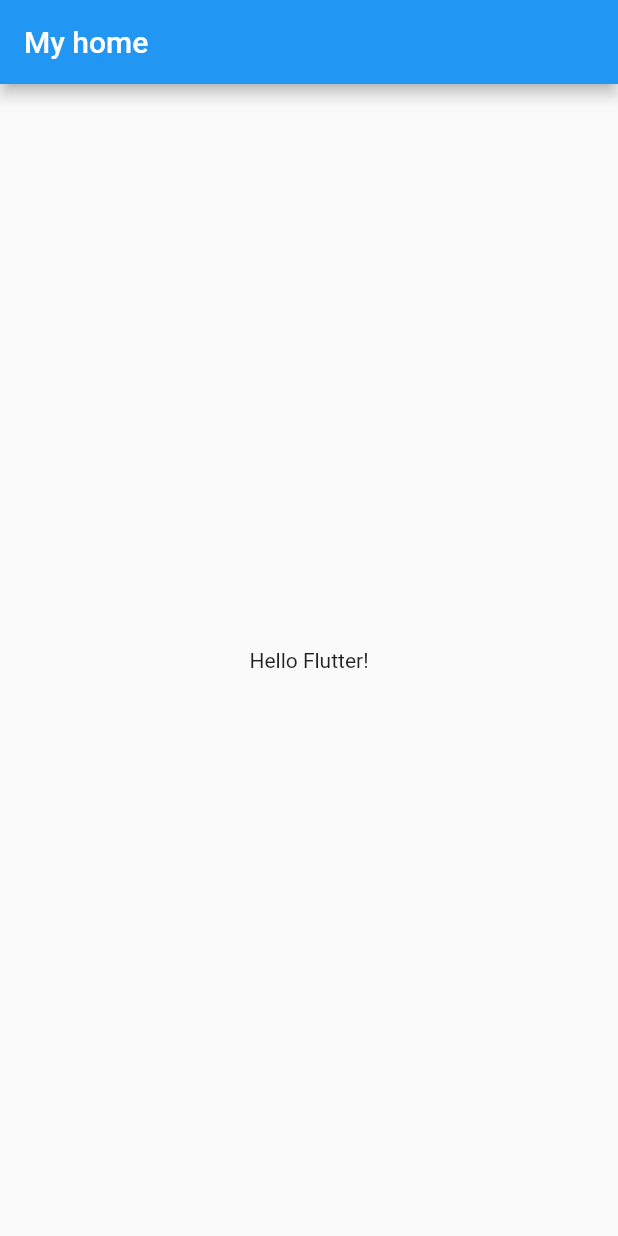
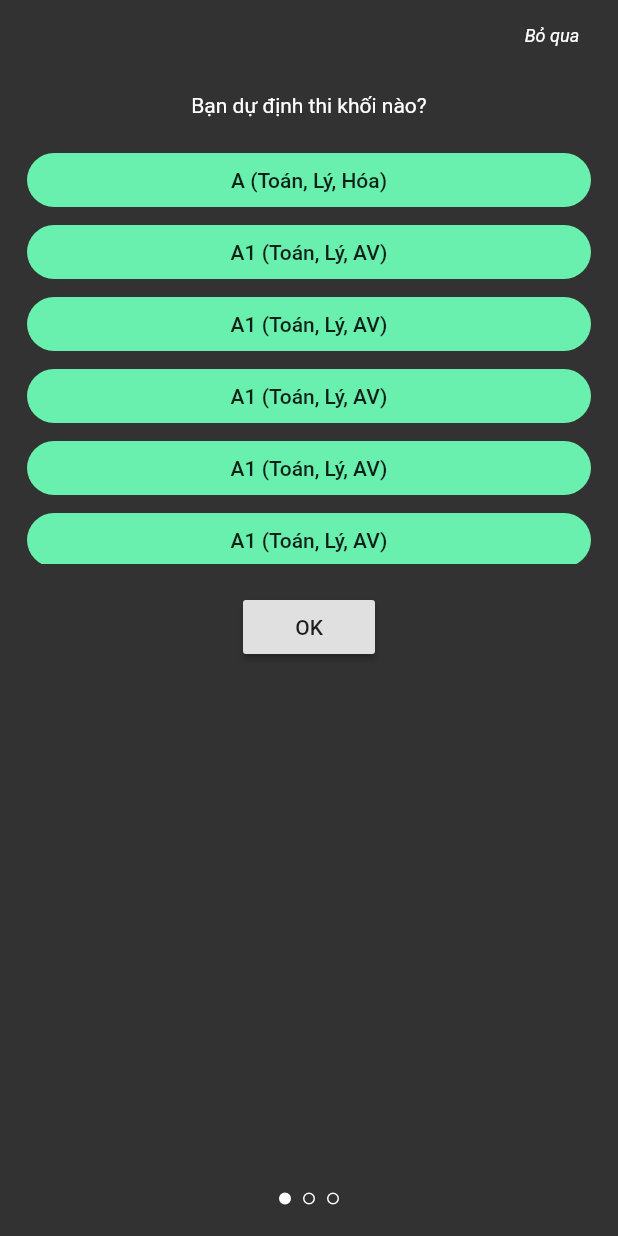
Before and after one commit to TriNgo0108/TSV2019-34, a Flutter app: the screen it shows after launch, on a phone screen of 412 x 824 dp. Run offline on Flutter 3.47's test engine with Material 2 defaults, Android fonts, the phone set to English and light mode, and no system bars.

Commit message:
split code and add random background colors

```diff
--- a/app/lib/app.dart
+++ b/app/lib/app.dart
@@ -1,15 +1,24 @@
 import 'package:flutter/material.dart';
-import './víews/home.dart';
+import './views/home.dart';
+import './views/welcome.dart';
+import 'theme.dart';
 
 class MyApp extends StatelessWidget {
+
+  List<String> groups;
+  List<String> subjects;
+  List<String> jobs;
+
   @override
   Widget build(BuildContext context) {
     return MaterialApp(
-      title: 'Flutter Demo',
-      theme: ThemeData(
-        primarySwatch: Colors.blue,
-      ),
-      home: MyHomePage(),
+      title: 'Tuyển Sinh CTU',
+      theme: appTheme,
+      routes: {
+        '/': (context) => MyHomePage(),
+        '/welcome': (context) => Welcome()
+      },
+      initialRoute: '/welcome',
     );
   }
 }
--- a/app/lib/strings/home_strings.dart
+++ /dev/null
@@ -1,4 +0,0 @@
-class HomeString {
-  static final title = "My home";
-  static final message = "Hello Flutter!";
-}
--- /dev/null
+++ b/app/lib/theme.dart
@@ -0,0 +1,6 @@
+import 'package:flutter/material.dart';
+
+ThemeData appTheme = ThemeData(
+  primarySwatch: Colors.blue,
+
+);
--- a/app/lib/víews/home.dart
+++ b/app/lib/views/home.dart
@@ -1,5 +1,4 @@
 import 'package:flutter/material.dart';
-import 'package:app/strings/home_strings.dart';
 
 class MyHomePage extends StatefulWidget {
   @override
@@ -12,11 +11,11 @@ class _MyHomePageState extends State<MyHomePage> {
   Widget build(BuildContext context) {
     return Scaffold(
       appBar: AppBar(
-        title: Text(HomeString.title),
+        title: Text("Tuyen sinh CTU"),
       ),
       body: Center(
         child: Center(
-          child: Text(HomeString.message),
+          child: Text("hi"),
         ),
       ),
     );
--- /dev/null
+++ b/app/lib/views/welcome.dart
@@ -0,0 +1,155 @@
+import 'package:flutter/cupertino.dart';
+import 'package:flutter/material.dart';
+import './widgets/question.dart';
+
+class Welcome extends StatefulWidget {
+  @override
+  _WelcomeState createState() => _WelcomeState();
+}
+
+class _WelcomeState extends State<Welcome> with SingleTickerProviderStateMixin {
+  TabController _tabController;
+  bool _isDone = false;
+  bool _isFirstPage = true;
+
+  List<dynamic> _questions = [
+    {
+      "question": "Bạn dự định thi khối nào?",
+      "answers": [
+        "A (Toán, Lý, Hóa)",
+        "A1 (Toán, Lý, AV)",
+        "A1 (Toán, Lý, AV)",
+        "A1 (Toán, Lý, AV)",
+        "A1 (Toán, Lý, AV)",
+        "A1 (Toán, Lý, AV)"
+      ],
+      "color": Colors.indigo
+    },
+    {
+      "question": "Chọn 2 môn mà bạn giỏi nhất?",
+      "answers": ["Toán", "Lý", "Hóa", "Văn", "Anh Văn"],
+      "color": Colors.purple
+    },
+    {
+      "question": "Bạn thích làm công việc gì?",
+      "answers": [
+        "Làm việc văn phòng",
+        "Giao tiếp với mọi người",
+        "Được đi nhiều nơi"
+      ],
+      "color": Colors.green
+    }
+  ];
+
+  @override
+  void initState() {
+    super.initState();
+    _tabController = TabController(vsync: this, length: _questions.length);
+    _isDone = false;
+    _isFirstPage = true;
+  }
+
+  @override
+  void dispose() {
+    _tabController.dispose();
+    super.dispose();
+  }
+
+  void _nextPage(int delta) {
+    final int newIndex = _tabController.index + delta;
+    if (newIndex < 0 || newIndex >= _tabController.length) return;
+    _tabController.animateTo(newIndex);
+    if (_tabController.index == _tabController.length - 1)
+      setState(() {
+        _isDone = true;
+        _isFirstPage = false;
+      });
+    else if (_tabController.index == 0)
+      setState(() {
+        _isDone = false;
+        _isFirstPage = true;
+      });
+    else
+      setState(() {
+        _isDone = false;
+        _isFirstPage = false;
+      });
+  }
+
+  @override
+  Widget build(BuildContext context) {
+    return Scaffold(
+      body: Stack(children: [
+        TabBarView(
+            physics: NeverScrollableScrollPhysics(),
+            controller: _tabController,
+            children: List.generate(
+              _questions.length,
+              (index) => Question(
+                    question: _questions[index]["question"],
+                    answers: _questions[index]["answers"],
+                    onComplete: () => print('Complete'),
+                  ),
+            )),
+        SafeArea(
+          child: Align(
+            alignment: Alignment.bottomCenter,
+            child: BottomAppBar(
+              color: Colors.transparent,
+              elevation: 0,
+              child: Container(
+                height: 50.0,
+                child: Row(
+                  children: <Widget>[
+                    Expanded(
+                        child: Container(
+                      alignment: Alignment.center,
+                      child: TabPageSelector(
+                        indicatorSize: 8.0,
+                        controller: _tabController,
+                        color: Colors.transparent,
+                        selectedColor: Colors.white,
+                      ),
+                    )),
+                  ],
+                ),
+              ),
+            ),
+          ),
+        ),
+        SafeArea(
+          child: Align(
+            alignment: Alignment.topLeft,
+            child: _isFirstPage
+                ? Text('')
+                : FlatButton(
+                    child: Text(
+                      'Quay lại',
+                      style: TextStyle(
+                          color: Colors.white,
+                          fontSize: 12.0,
+                          fontWeight: FontWeight.w400,
+                          fontStyle: FontStyle.italic),
+                    ),
+                    onPressed: () => _nextPage(-1),
+                  ),
+          ),
+        ),
+        SafeArea(
+          child: Align(
+            alignment: Alignment.topRight,
+            child: FlatButton(
+              child: Text('Bỏ qua',
+                  style: TextStyle(
+                      color: Colors.white,
+                      fontSize: 12.0,
+                      fontWeight: FontWeight.w400,
+                      fontStyle: FontStyle.italic)),
+              onPressed: () => _nextPage(1),
+            ),
+          ),
+        )
+      ]),
+    );
+  }
+}
--- /dev/null
+++ b/app/lib/views/widgets/question.dart
@@ -0,0 +1,57 @@
+import 'dart:math';
+
+import 'package:flutter/material.dart';
+
+class Question extends StatefulWidget {
+  final String question;
+  final List<String> answers;
+  final Function onComplete;
+
+  Question(
+      {@required this.question,
+      @required this.answers,
+      @required this.onComplete});
+
+  @override
+  _QuestionState createState() => _QuestionState();
+}
+
+class _QuestionState extends State<Question> {
+  @override
+  Widget build(BuildContext context) {
+    return Container(
+      color: Color.fromRGBO(Random().nextInt(128), Random().nextInt(128), Random().nextInt(128), 0.9),
+      child: SafeArea(
+        child: Column(
+          children: <Widget>[
+            SizedBox(
+              height: 62.0,
+            ),
+            Text(
+              widget.question,
+              style: TextStyle(color: Colors.white),
+            ),
+            Container(
+              height: 280.0,
+              margin: EdgeInsets.all(18.0),
+              child: ListView.builder(
+                itemCount: widget.answers.length,
+                itemBuilder: (context, index) => FlatButton(
+                      color: Colors.greenAccent,
+                      shape: RoundedRectangleBorder(
+                          borderRadius: BorderRadius.circular(50.0)),
+                      child: Text(widget.answers[index]),
+                      onPressed: () => print("selected"),
+                    ),
+              ),
+            ),
+            RaisedButton(
+              child: Text('OK'),
+              onPressed: widget.onComplete ?? () => {},
+            )
+          ],
+        ),
+      ),
+    );
+  }
+}
```
